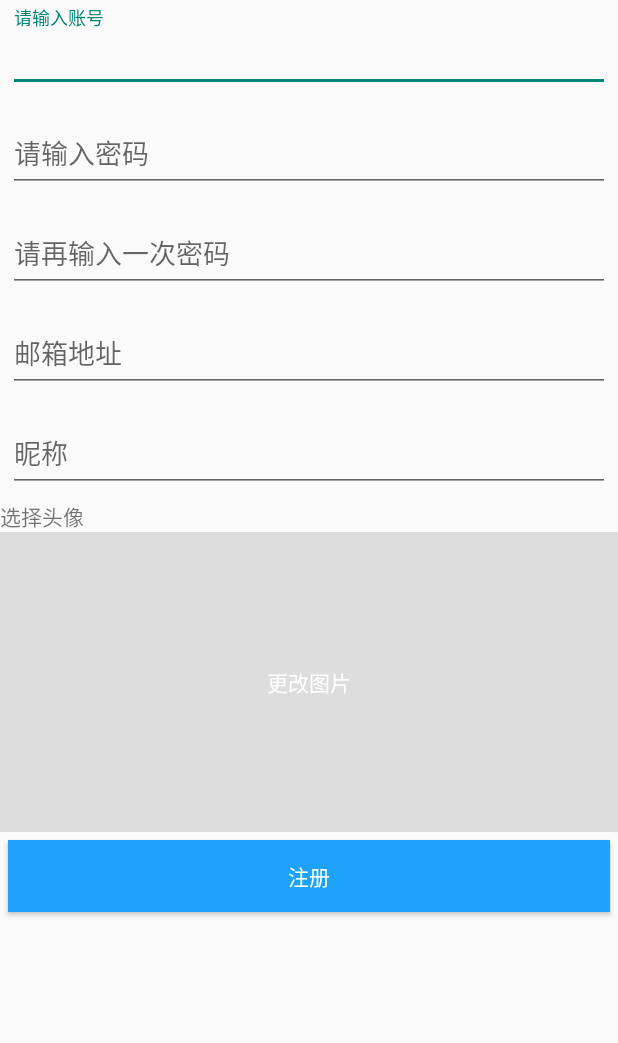
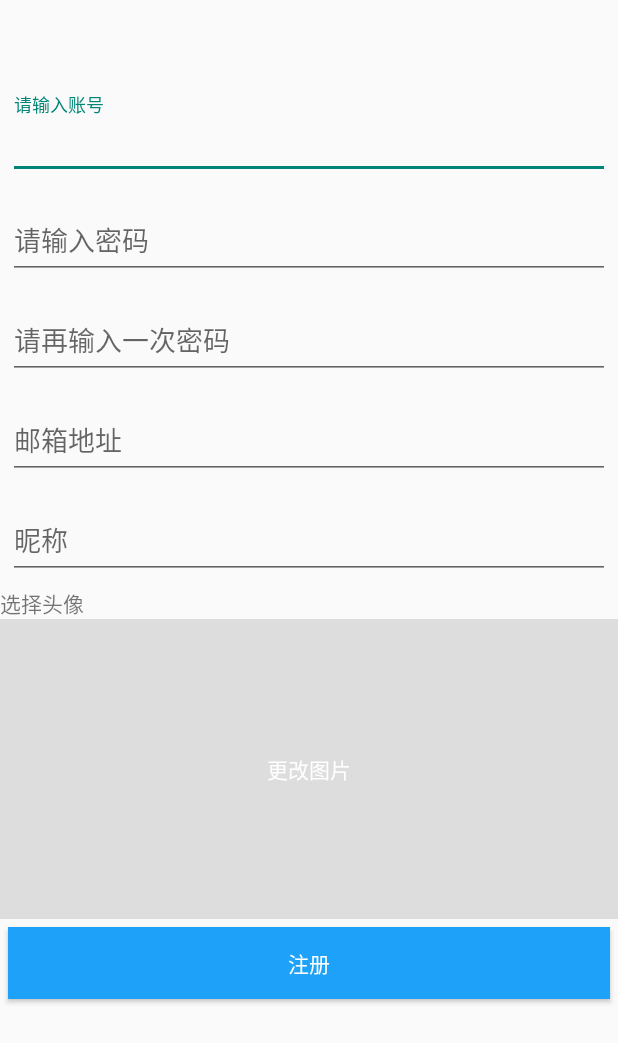
Before and after one commit to DGUT-Asiasoft-2013/Client_DIBIAOZUIQIANGTEAM, an Android app: the RegisterActivity screen opened directly, with no data from a screen before it, on a phone screen of 412 x 824 dp. Shown: the top 1043 px of the screen. Run offline under Robolectric (Android 15) with nearby library versions, the phone set to English and light mode, and no system bars.

Commit message:
Merge branch 'master' of C:\Users\Stefan\AndroidStudioProjects\Client_DIBIAOZUIQIANGTEAM with conflicts.

```diff
--- a/app/src/main/res/layout/activity_register.xml
+++ b/app/src/main/res/layout/activity_register.xml
@@ -10,7 +10,8 @@
         android:layout_width="match_parent"
         android:layout_height="match_parent"
         android:layout_alignParentTop="true"
-        android:layout_centerHorizontal="true">
+        android:layout_alignParentStart="true"
+        android:layout_marginTop="58dp">
 
 
         <LinearLayout
```
